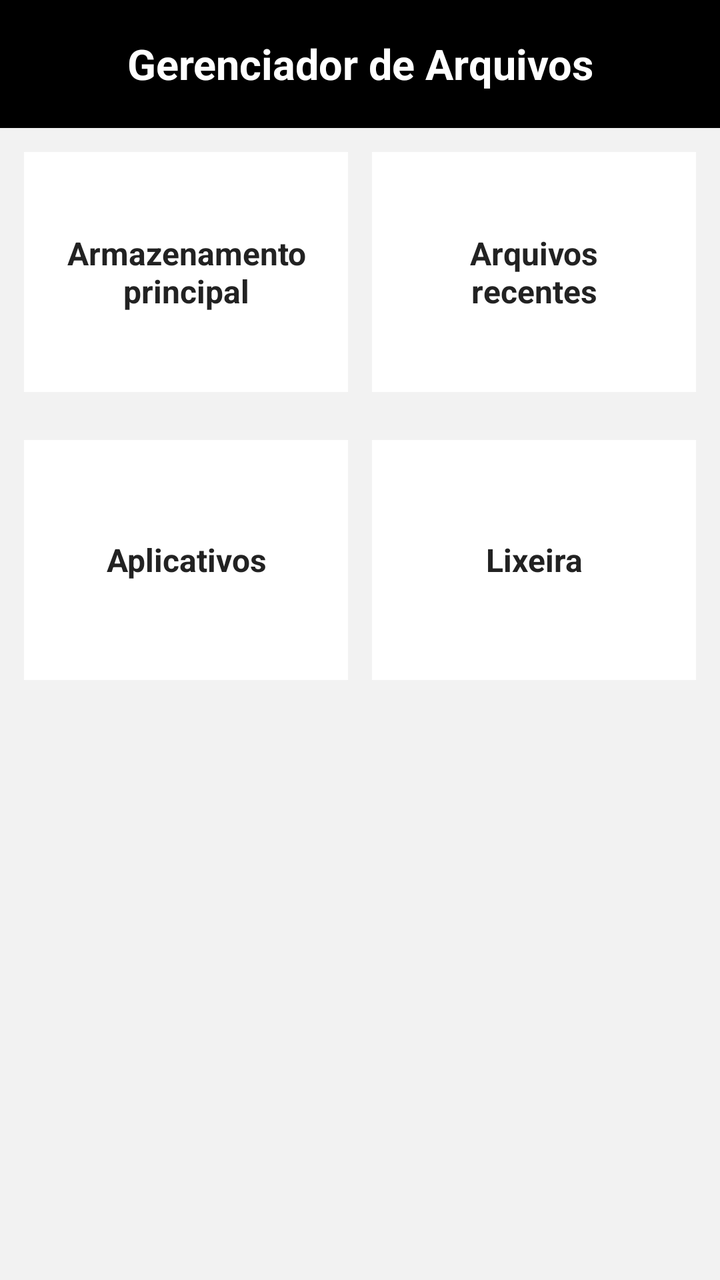
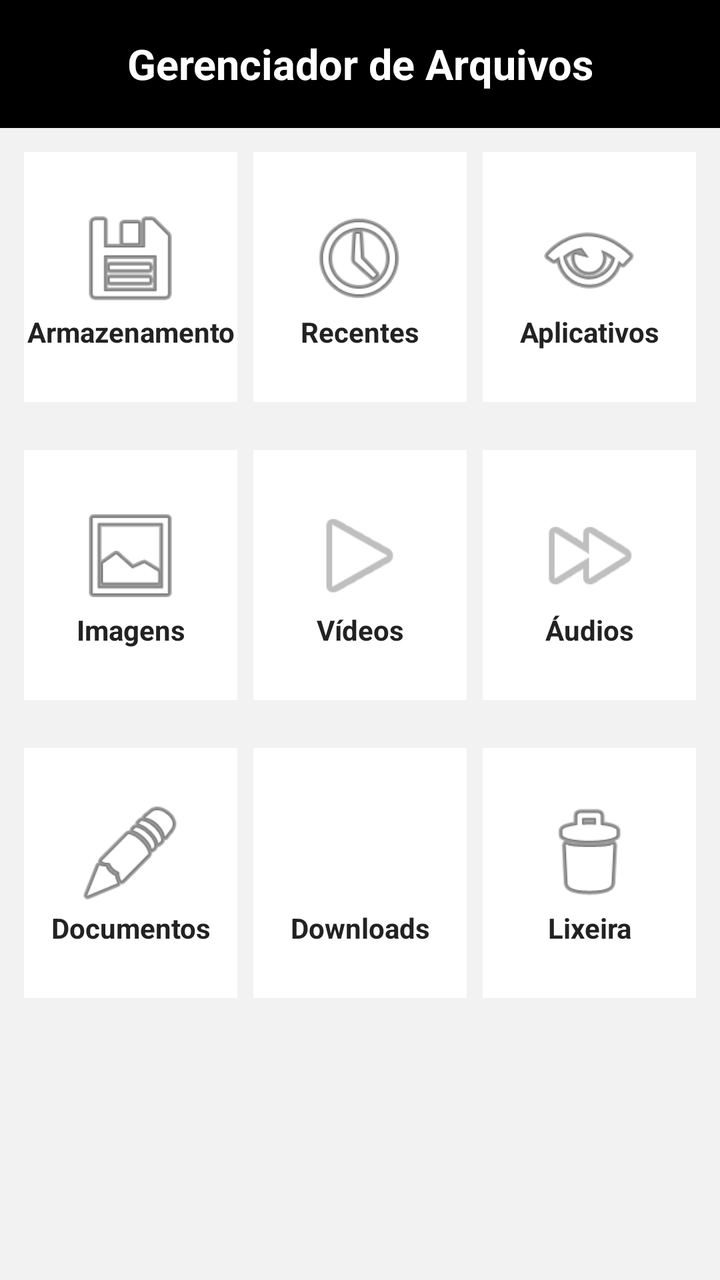

Compare the two renders of this Android layout. The source of the first and the diff that turns it into the second are given below.
<!-- AndroidManifest.xml: application theme android:Theme.Material.Light.NoActionBar -->
<!-- res/layout/activity_main.xml -->
<?xml version="1.0" encoding="utf-8"?>
<ScrollView xmlns:android="http://schemas.android.com/apk/res/android"
    android:layout_width="match_parent"
    android:layout_height="match_parent"
    android:background="#F2F2F2">

    <LinearLayout
        android:layout_width="match_parent"
        android:layout_height="wrap_content"
        android:orientation="vertical">

        
        <TextView
            android:layout_width="match_parent"
            android:layout_height="64dp"
            android:background="#000000"
            android:gravity="center"
            android:text="Gerenciador de Arquivos"
            android:textColor="#FFFFFF"
            android:textSize="21sp"
            android:textStyle="bold" />

        
        <LinearLayout
            android:layout_width="match_parent"
            android:layout_height="wrap_content"
            android:orientation="horizontal"
            android:padding="12dp">

            <TextView
                android:layout_width="0dp"
                android:layout_height="120dp"
                android:layout_weight="1"
                android:layout_marginEnd="6dp"
                android:background="#FFFFFF"
                android:gravity="center"
                android:text="Armazenamento&#10;principal"
                android:textColor="#222222"
                android:textSize="16sp"
                android:textStyle="bold" />

            <TextView
                android:layout_width="0dp"
                android:layout_height="120dp"
                android:layout_weight="1"
                android:layout_marginStart="6dp"
                android:background="#FFFFFF"
                android:gravity="center"
                android:text="Arquivos&#10;recentes"
                android:textColor="#222222"
                android:textSize="16sp"
                android:textStyle="bold" />

        </LinearLayout>

        
        <LinearLayout
            android:layout_width="match_parent"
            android:layout_height="wrap_content"
            android:orientation="horizontal"
            android:padding="12dp">

            <TextView
                android:layout_width="0dp"
                android:layout_height="120dp"
                android:layout_weight="1"
                android:layout_marginEnd="6dp"
                android:background="#FFFFFF"
                android:gravity="center"
                android:text="Aplicativos"
                android:textColor="#222222"
                android:textSize="16sp"
                android:textStyle="bold" />

            <TextView
                android:layout_width="0dp"
                android:layout_height="120dp"
                android:layout_weight="1"
                android:layout_marginStart="6dp"
                android:background="#FFFFFF"
                android:gravity="center"
                android:text="Lixeira"
                android:textColor="#222222"
                android:textSize="16sp"
                android:textStyle="bold" />

        </LinearLayout>

    </LinearLayout>

</ScrollView>
<!-- resources referenced by this layout -->
<resources>

</resources>

<!-- the commit's change to res/layout/activity_main.xml (unified diff, before → after) -->
@@ -25,31 +25,88 @@
             android:layout_width="match_parent"
             android:layout_height="wrap_content"
             android:orientation="horizontal"
-            android:padding="12dp">
-
-            <TextView
-                android:layout_width="0dp"
-                android:layout_height="120dp"
-                android:layout_weight="1"
-                android:layout_marginEnd="6dp"
-                android:background="#FFFFFF"
-                android:gravity="center"
-                android:text="Armazenamento&#10;principal"
-                android:textColor="#222222"
-                android:textSize="16sp"
-                android:textStyle="bold" />
-
-            <TextView
-                android:layout_width="0dp"
-                android:layout_height="120dp"
-                android:layout_weight="1"
-                android:layout_marginStart="6dp"
-                android:background="#FFFFFF"
-                android:gravity="center"
-                android:text="Arquivos&#10;recentes"
-                android:textColor="#222222"
-                android:textSize="16sp"
-                android:textStyle="bold" />
+            android:padding="8dp">
+
+            
+            <LinearLayout
+                android:layout_width="0dp"
+                android:layout_height="125dp"
+                android:layout_weight="1"
+                android:layout_margin="4dp"
+                android:background="#FFFFFF"
+                android:gravity="center"
+                android:orientation="vertical">
+
+                <ImageView
+                    android:layout_width="55dp"
+                    android:layout_height="55dp"
+                    android:src="@android:drawable/ic_menu_save"
+                    android:contentDescription="Armazenamento" />
+
+                <TextView
+                    android:layout_width="match_parent"
+                    android:layout_height="wrap_content"
+                    android:gravity="center"
+                    android:text="Armazenamento"
+                    android:textColor="#222222"
+                    android:textSize="14sp"
+                    android:textStyle="bold" />
+
+            </LinearLayout>
+
+            
+            <LinearLayout
+                android:layout_width="0dp"
+                android:layout_height="125dp"
+                android:layout_weight="1"
+                android:layout_margin="4dp"
+                android:background="#FFFFFF"
+                android:gravity="center"
+                android:orientation="vertical">
+
+                <ImageView
+                    android:layout_width="55dp"
+                    android:layout_height="55dp"
+                    android:src="@android:drawable/ic_menu_recent_history"
+                    android:contentDescription="Arquivos recentes" />
+
+                <TextView
+                    android:layout_width="match_parent"
+                    android:layout_height="wrap_content"
+                    android:gravity="center"
+                    android:text="Recentes"
+                    android:textColor="#222222"
+                    android:textSize="14sp"
+                    android:textStyle="bold" />
+
+            </LinearLayout>
+
+            
+            <LinearLayout
+                android:layout_width="0dp"
+                android:layout_height="125dp"
+                android:layout_weight="1"
+                android:layout_margin="4dp"
+                android:background="#FFFFFF"
+                android:gravity="center"
+                android:orientation="vertical">
+
+                <ImageView
+                    android:layout_width="55dp"
+                    android:layout_height="55dp"
+                    android:src="@android:drawable/ic_menu_view"
+                    android:contentDescription="Aplicativos" />
+
+                <TextView
+                    android:layout_width="match_parent"
+                    android:layout_height="wrap_content"
+                    android:gravity="center"
+                    android:text="Aplicativos"
+                    android:textColor="#222222"
+                    android:textSize="14sp"
+                    android:textStyle="bold" />
+
+            </LinearLayout>
 
         </LinearLayout>
 
@@ -58,34 +115,181 @@
             android:layout_width="match_parent"
             android:layout_height="wrap_content"
             android:orientation="horizontal"
-            android:padding="12dp">
-
-            <TextView
-                android:layout_width="0dp"
-                android:layout_height="120dp"
-                android:layout_weight="1"
-                android:layout_marginEnd="6dp"
-                android:background="#FFFFFF"
-                android:gravity="center"
-                android:text="Aplicativos"
-                android:textColor="#222222"
-                android:textSize="16sp"
-                android:textStyle="bold" />
-
-            <TextView
-                android:layout_width="0dp"
-                android:layout_height="120dp"
-                android:layout_weight="1"
-                android:layout_marginStart="6dp"
-                android:background="#FFFFFF"
-                android:gravity="center"
-                android:text="Lixeira"
-                android:textColor="#222222"
-                android:textSize="16sp"
-                android:textStyle="bold" />
+            android:padding="8dp">
+
+            
+            <LinearLayout
+                android:layout_width="0dp"
+                android:layout_height="125dp"
+                android:layout_weight="1"
+                android:layout_margin="4dp"
+                android:background="#FFFFFF"
+                android:gravity="center"
+                android:orientation="vertical">
+
+                <ImageView
+                    android:layout_width="55dp"
+                    android:layout_height="55dp"
+                    android:src="@android:drawable/ic_menu_gallery"
+                    android:contentDescription="Imagens" />
+
+                <TextView
+                    android:layout_width="match_parent"
+                    android:layout_height="wrap_content"
+                    android:gravity="center"
+                    android:text="Imagens"
+                    android:textColor="#222222"
+                    android:textSize="14sp"
+                    android:textStyle="bold" />
+
+            </LinearLayout>
+
+            
+            <LinearLayout
+                android:layout_width="0dp"
+                android:layout_height="125dp"
+                android:layout_weight="1"
+                android:layout_margin="4dp"
+                android:background="#FFFFFF"
+                android:gravity="center"
+                android:orientation="vertical">
+
+                <ImageView
+                    android:layout_width="55dp"
+                    android:layout_height="55dp"
+                    android:src="@android:drawable/ic_media_play"
+                    android:contentDescription="Vídeos" />
+
+                <TextView
+                    android:layout_width="match_parent"
+                    android:layout_height="wrap_content"
+                    android:gravity="center"
+                    android:text="Vídeos"
+                    android:textColor="#222222"
+                    android:textSize="14sp"
+                    android:textStyle="bold" />
+
+            </LinearLayout>
+
+            
+            <LinearLayout
+                android:layout_width="0dp"
+                android:layout_height="125dp"
+                android:layout_weight="1"
+                android:layout_margin="4dp"
+                android:background="#FFFFFF"
+                android:gravity="center"
+                android:orientation="vertical">
+
+                <ImageView
+                    android:layout_width="55dp"
+                    android:layout_height="55dp"
+                    android:src="@android:drawable/ic_media_ff"
+                    android:contentDescription="Áudios" />
+
+                <TextView
+                    android:layout_width="match_parent"
+                    android:layout_height="wrap_content"
+                    android:gravity="center"
+                    android:text="Áudios"
+                    android:textColor="#222222"
+                    android:textSize="14sp"
+                    android:textStyle="bold" />
+
+            </LinearLayout>
 
         </LinearLayout>
 
+        
+        <LinearLayout
+            android:layout_width="match_parent"
+            android:layout_height="wrap_content"
+            android:orientation="horizontal"
+            android:padding="8dp">
+
+            
+            <LinearLayout
+                android:layout_width="0dp"
+                android:layout_height="125dp"
+                android:layout_weight="1"
+                android:layout_margin="4dp"
+                android:background="#FFFFFF"
+                android:gravity="center"
+                android:orientation="vertical">
+
+                <ImageView
+                    android:layout_width="55dp"
+                    android:layout_height="55dp"
+                    android:src="@android:drawable/ic_menu_edit"
+                    android:contentDescription="Documentos" />
+
+                <TextView
+                    android:layout_width="match_parent"
+                    android:layout_height="wrap_content"
+                    android:gravity="center"
+                    android:text="Documentos"
+                    android:textColor="#222222"
+                    android:textSize="14sp"
+                    android:textStyle="bold" />
+
+            </LinearLayout>
+
+            
+            <LinearLayout
+                android:layout_width="0dp"
+                android:layout_height="125dp"
+                android:layout_weight="1"
+                android:layout_margin="4dp"
+                android:background="#FFFFFF"
+                android:gravity="center"
+                android:orientation="vertical">
+
+                <ImageView
+                    android:layout_width="55dp"
+                    android:layout_height="55dp"
+                    android:src="@android:drawable/stat_sys_download"
+                    android:contentDescription="Downloads" />
+
+                <TextView
+                    android:layout_width="match_parent"
+                    android:layout_height="wrap_content"
+                    android:gravity="center"
+                    android:text="Downloads"
+                    android:textColor="#222222"
+                    android:textSize="14sp"
+                    android:textStyle="bold" />
+
+            </LinearLayout>
+
+            
+            <LinearLayout
+                android:layout_width="0dp"
+                android:layout_height="125dp"
+                android:layout_weight="1"
+                android:layout_margin="4dp"
+                android:background="#FFFFFF"
+                android:gravity="center"
+                android:orientation="vertical">
+
+                <ImageView
+                    android:layout_width="55dp"
+                    android:layout_height="55dp"
+                    android:src="@android:drawable/ic_menu_delete"
+                    android:contentDescription="Lixeira" />
+
+                <TextView
+                    android:layout_width="match_parent"
+                    android:layout_height="wrap_content"
+                    android:gravity="center"
+                    android:text="Lixeira"
+                    android:textColor="#222222"
+                    android:textSize="14sp"
+                    android:textStyle="bold" />
+
+            </LinearLayout>
+
+        </LinearLayout>
+
     </LinearLayout>
 
 </ScrollView>
